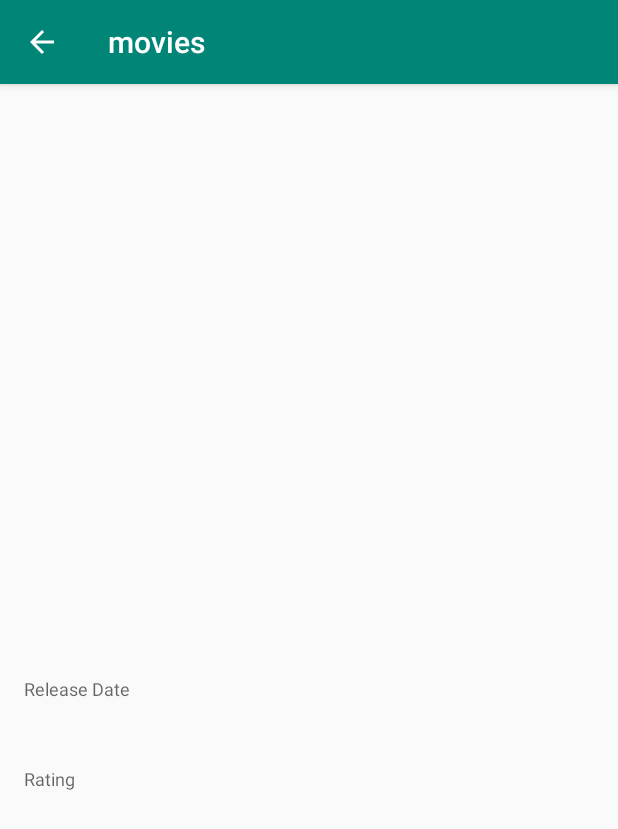
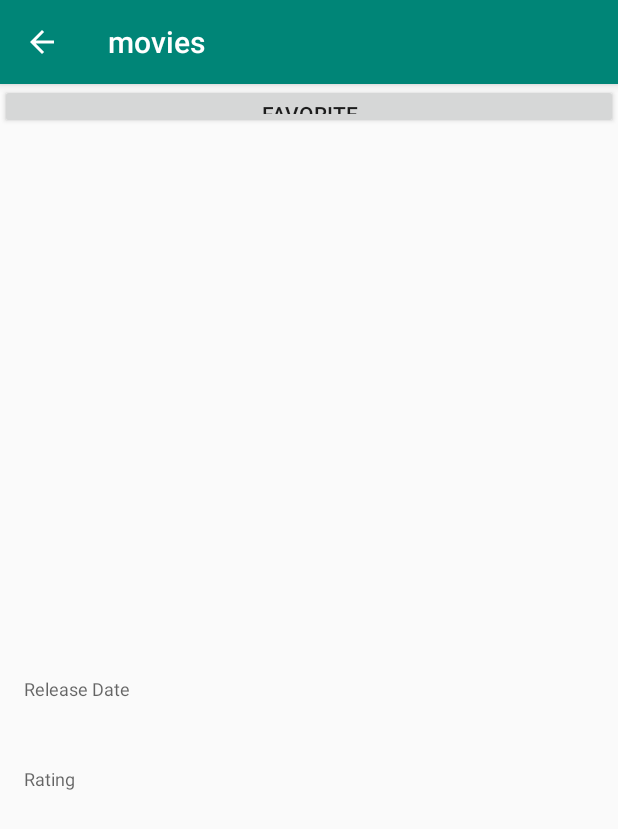
Before and after one commit to jlcampbell/Popular_Movies, an Android app: the DetailActivity screen opened directly, with no data from a screen before it, on a phone screen of 412 x 824 dp. Shown: the top 829 px of the screen. Run offline under Robolectric (Android 15) with nearby library versions, the phone set to English and light mode, and no system bars; our stand-ins replace Picasso, Room's generated code; libraries missing offline, so code that uses them is left out: android.arch.persistence; pictures from the network do not load.

Commit message:
implement room db for favorites

```diff
--- a/app/build.gradle
+++ b/app/build.gradle
@@ -19,12 +19,17 @@ android {
 }
 
 dependencies {
+
+    implementation "android.arch.persistence.room:runtime:1.1.0"
+    annotationProcessor "android.arch.persistence.room:compiler:1.1.0"
+
     implementation 'com.squareup.picasso:picasso:2.71828'
     implementation fileTree(dir: 'libs', include: ['*.jar'])
     implementation 'com.android.support:appcompat-v7:27.1.1'
     implementation 'com.android.support.constraint:constraint-layout:1.1.0'
     implementation 'com.android.support:preference-v7:27.1.1'
     implementation 'com.android.support:recyclerview-v7:27.1.1'
+
     testImplementation 'junit:junit:4.12'
     androidTestImplementation 'com.android.support.test:runner:1.0.2'
     androidTestImplementation 'com.android.support.test.espresso:espresso-core:3.0.2'
--- a/app/src/main/java/com/campbell/jess/movies/DetailActivity.java
+++ b/app/src/main/java/com/campbell/jess/movies/DetailActivity.java
@@ -4,9 +4,14 @@ import android.content.Intent;
 import android.os.AsyncTask;
 import android.support.v7.app.AppCompatActivity;
 import android.os.Bundle;
+import android.view.View;
+import android.widget.Button;
 import android.widget.ImageView;
 import android.widget.TextView;
+import android.widget.Toast;
 
+import com.campbell.jess.movies.database.AppDatabase;
+import com.campbell.jess.movies.database.MovieEntry;
 import com.campbell.jess.movies.utilities.MovieJsonUtils;
 import com.campbell.jess.movies.utilities.NetworkUtils;
 import com.campbell.jess.movies.model.Movie;
@@ -15,6 +20,10 @@ import com.squareup.picasso.Picasso;
 import java.net.URL;
 
 public class DetailActivity extends AppCompatActivity {
+    //TODO add a favorite button
+    //TODO create a class AddMovieActivity.java
+    //TODO link AddMovieActivity to onclick of favorite button
+
 
     private int position;
     private TextView tv_title;
@@ -22,22 +31,52 @@ public class DetailActivity extends AppCompatActivity {
     TextView tv_releaseDate;
     TextView tv_rating;
     ImageView iv_poster;
+    Button btn_favorite;
 
+    Movie gMovie;
+
+    AppDatabase mAppDatabase;
 
     @Override
     protected void onCreate(Bundle savedInstanceState) {
         super.onCreate(savedInstanceState);
         setContentView(R.layout.activity_detail);
 
-         tv_title = findViewById(R.id.tv_title);
-         tv_releaseDate = findViewById(R.id.tv_releaseDate);
-         tv_rating = findViewById(R.id.tv_rating);
-         tv_overview = findViewById(R.id.tv_overview);
-         iv_poster = findViewById(R.id.iv_poster);
+        initViews();
+
+        mAppDatabase = AppDatabase.getInstance(getApplicationContext());
 
         Intent intentThatStartedActivity = getIntent();
         position = intentThatStartedActivity.getIntExtra("position", 0);
         new FetchDetailsTask().execute();
+    }
+
+    private void initViews(){
+        tv_title = findViewById(R.id.tv_title);
+        tv_releaseDate = findViewById(R.id.tv_releaseDate);
+        tv_rating = findViewById(R.id.tv_rating);
+        tv_overview = findViewById(R.id.tv_overview);
+        iv_poster = findViewById(R.id.iv_poster);
+
+        btn_favorite = findViewById(R.id.btn_favorite);
+        btn_favorite.setOnClickListener(new View.OnClickListener() {
+            @Override
+            public void onClick(View view) {
+                onFavoriteButtonClicked();
+            }
+        });
+
+    }
+
+    private void onFavoriteButtonClicked(){
+        int id = gMovie.getId();
+        String title = gMovie.getTitle();
+
+        MovieEntry movieEntry = new MovieEntry(id, title);
+
+        mAppDatabase.movieDao().insertMovie(movieEntry);
+        Toast mToast = Toast.makeText(this, title, Toast.LENGTH_SHORT );
+        mToast.show();
     }
 
     public class FetchDetailsTask extends AsyncTask<String, Void, Movie> {
@@ -60,6 +99,7 @@ public class DetailActivity extends AppCompatActivity {
         protected void onPostExecute(Movie movie){
             if (movie != null) {
                 Movie mMovie = movie;
+                gMovie = movie;
                 populateUI(mMovie);
             }
 
--- a/app/src/main/java/com/campbell/jess/movies/SettingsFragment.java
+++ b/app/src/main/java/com/campbell/jess/movies/SettingsFragment.java
@@ -10,7 +10,6 @@ import android.support.v7.preference.Preference;
 import android.support.v7.preference.PreferenceFragmentCompat;
 
 
-//TODO finish settingsfragment class to complete settings UI
 //heavily referenced sunshine project from phase 1
 public class SettingsFragment extends PreferenceFragmentCompat implements
         SharedPreferences.OnSharedPreferenceChangeListener {
--- /dev/null
+++ b/app/src/main/java/com/campbell/jess/movies/database/AppDatabase.java
@@ -0,0 +1,58 @@
+package com.campbell.jess.movies.database;
+
+
+import android.arch.persistence.db.SupportSQLiteOpenHelper;
+import android.arch.persistence.room.Database;
+import android.arch.persistence.room.DatabaseConfiguration;
+import android.arch.persistence.room.InvalidationTracker;
+import android.arch.persistence.room.Room;
+import android.arch.persistence.room.RoomDatabase;
+import android.arch.persistence.room.TypeConverters;
+import android.content.Context;
+import android.support.annotation.NonNull;
+import android.util.Log;
+
+@Database(entities = {MovieEntry.class}, version = 1, exportSchema = false)
+
+public abstract class AppDatabase extends RoomDatabase {
+
+    private static final String LOG_TAG = AppDatabase.class.getSimpleName();
+    private static final Object LOCK = new Object();
+    private static final String DATABASE_NAME = "movies";
+    private static AppDatabase sInstance;
+
+    public static AppDatabase getInstance(Context context) {
+        if (sInstance == null) {
+            synchronized (LOCK) {
+                Log.d(LOG_TAG, "CREATING NEW DATABASE INSTANCE");
+                sInstance = Room.databaseBuilder(context.getApplicationContext(),
+                        AppDatabase.class, AppDatabase.DATABASE_NAME)
+                        .allowMainThreadQueries()
+                        .build();
+            }
+        }
+        Log.d(LOG_TAG, "Getting the database instance");
+        return sInstance;
+    }
+
+    public abstract MovieDao movieDao();
+
+
+
+    @NonNull
+    @Override
+    protected SupportSQLiteOpenHelper createOpenHelper(DatabaseConfiguration config) {
+        return null;
+    }
+
+    @NonNull
+    @Override
+    protected InvalidationTracker createInvalidationTracker() {
+        return null;
+    }
+
+    @Override
+    public void clearAllTables() {
+
+    }
+}
--- a/app/src/main/java/com/campbell/jess/movies/database/MovieDao.java
+++ b/app/src/main/java/com/campbell/jess/movies/database/MovieDao.java
@@ -1,6 +1,16 @@
 package com.campbell.jess.movies.database;
 
+
+
+import android.arch.persistence.room.Dao;
+import android.arch.persistence.room.Delete;
+import android.arch.persistence.room.Insert;
+import android.arch.persistence.room.OnConflictStrategy;
+import android.arch.persistence.room.Query;
+import android.arch.persistence.room.Update;
+
 import java.util.List;
+
 
 /**
  * Created by jlcampbell on 6/8/2018.
@@ -8,8 +18,15 @@ import java.util.List;
 @Dao
 public interface MovieDao {
 
-    @Query("SELECT * FROM movie ORDER BY title")
+    @Query("SELECT * FROM favorites ORDER BY id")
     List<MovieEntry> loadAllMovies();
 
+    @Insert
+    void insertMovie(MovieEntry movieEntry);
 
+    @Update(onConflict = OnConflictStrategy.REPLACE)
+    void updateMovie(MovieEntry movieEntry);
+
+    @Delete
+    void deleteMovie(MovieEntry movieEntry);
 }
--- a/app/src/main/java/com/campbell/jess/movies/model/Movie.java
+++ b/app/src/main/java/com/campbell/jess/movies/model/Movie.java
@@ -2,13 +2,15 @@ package com.campbell.jess.movies.model;
 
 public class Movie {
 
+    private final int id;
     private final String title;
     private String poster;
     private String plot;
     private String rating;
     private String releaseDate;
 
-    public Movie(String title, String poster, String plot, String rating, String releaseDate){
+    public Movie(int id, String title, String poster, String plot, String rating, String releaseDate){
+        this.id = id;
         this.title = title;
         this.poster = poster;
         this.plot = plot;
@@ -16,6 +18,7 @@ public class Movie {
         this.releaseDate = releaseDate;
     }
 
+    public int getId() {return id;}
     public String getTitle() {return title;}
     public String getPoster() {return poster;}
     public String getPlot() {return plot;}
--- a/app/src/main/res/layout/activity_detail.xml
+++ b/app/src/main/res/layout/activity_detail.xml
@@ -22,6 +22,11 @@
         app:layout_constraintStart_toStartOf="parent"
         app:layout_constraintTop_toTopOf="parent"
         android:contentDescription="Movie poster" />
+    <Button
+        android:id="@+id/btn_favorite"
+        android:layout_width="match_parent"
+        android:layout_height="30dp"
+        android:text="favorite"/>
 
     <TextView
         android:id="@+id/tv_title"
--- a/app/src/main/res/values/arrays.xml
+++ b/app/src/main/res/values/arrays.xml
@@ -4,10 +4,12 @@
         name="pref_sort_entries">
         <item>@string/pref_sort_label_popularity</item>
         <item>@string/pref_sort_label_rating</item>
+        <item>@string/pref_sort_label_favorites</item>
     </string-array>
 
     <string-array name="pref_sort_values">
         <item>@string/pref_sort_popularity</item>
         <item>@string/pref_sort_rating</item>
+        <item>@string/pref_sort_favorites</item>
     </string-array>
 </resources>
--- a/app/src/main/res/values/strings.xml
+++ b/app/src/main/res/values/strings.xml
@@ -6,6 +6,8 @@
     <string name="action_settings">Settings</string>
 
     <!-- used in MovieJsonUtils.java -->
+    <string name="movie_id_key" translatable="false">id</string>
+
     <string name="movie_title_key" translatable="false">title</string>
 
     <string name="movie_poster_url_key" translatable="false">poster_path</string>
@@ -34,11 +36,15 @@
 
     <string name="pref_sort_label_rating">Rating</string>
 
+    <string name="pref_sort_label_favorites">Favorites</string>
+
     <string name="pref_sort_key" translatable="false">Sort</string>
 
     <string name="pref_sort_popularity" translatable="false">Popularity</string>
 
     <string name="pref_sort_rating" translatable="false">Rating</string>
+
+    <string name="pref_sort_favorites" translatable="false">Favorites</string>
 
 
     <!-- used in the activity_detail.xml -->
```
Also changed, not shown: app/src/main/java/com/campbell/jess/movies/ImageAdapter.java (deleted, +0 -73 lines), app/src/main/java/com/campbell/jess/movies/MainActivity.java (+0 -9 lines), app/src/main/java/com/campbell/jess/movies/data/MovieProvider.java (deleted, +0 -10 lines), app/src/main/java/com/campbell/jess/movies/data/MoviesContract.java (deleted, +0 -26 lines), app/src/main/java/com/campbell/jess/movies/data/MoviesDbHelper.java (deleted, +0 -49 lines), app/src/main/java/com/campbell/jess/movies/database/MovieEntry.java (+7 -1 lines), app/src/main/java/com/campbell/jess/movies/utilities/MovieJsonUtils.java (+6 -2 lines).
